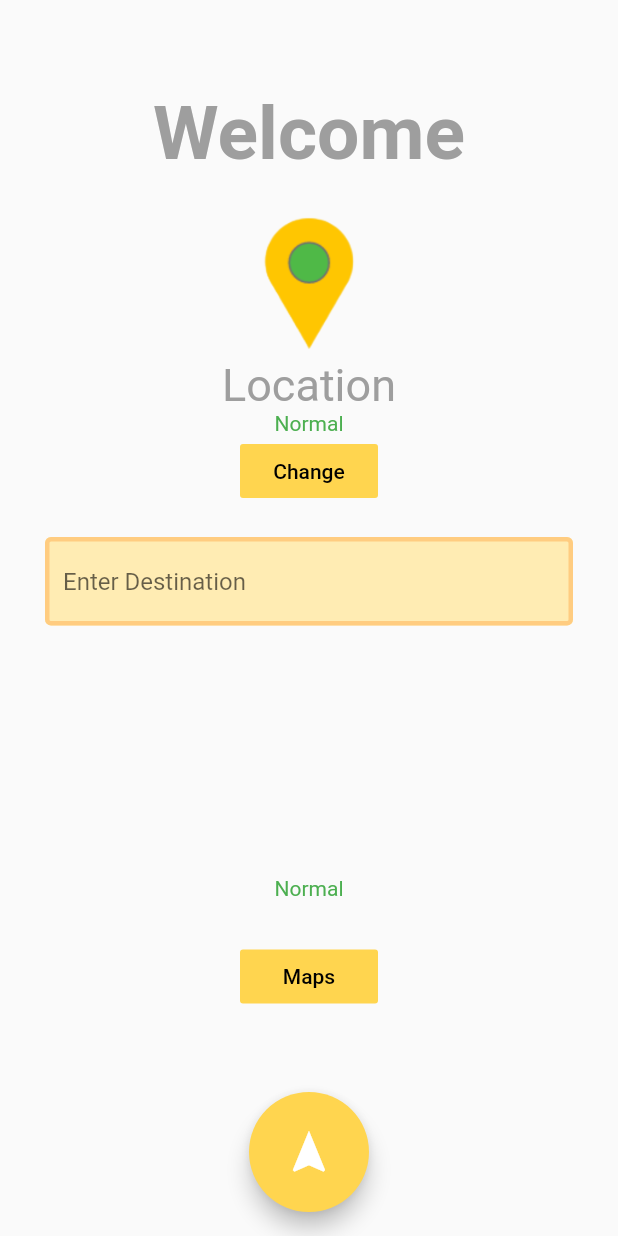
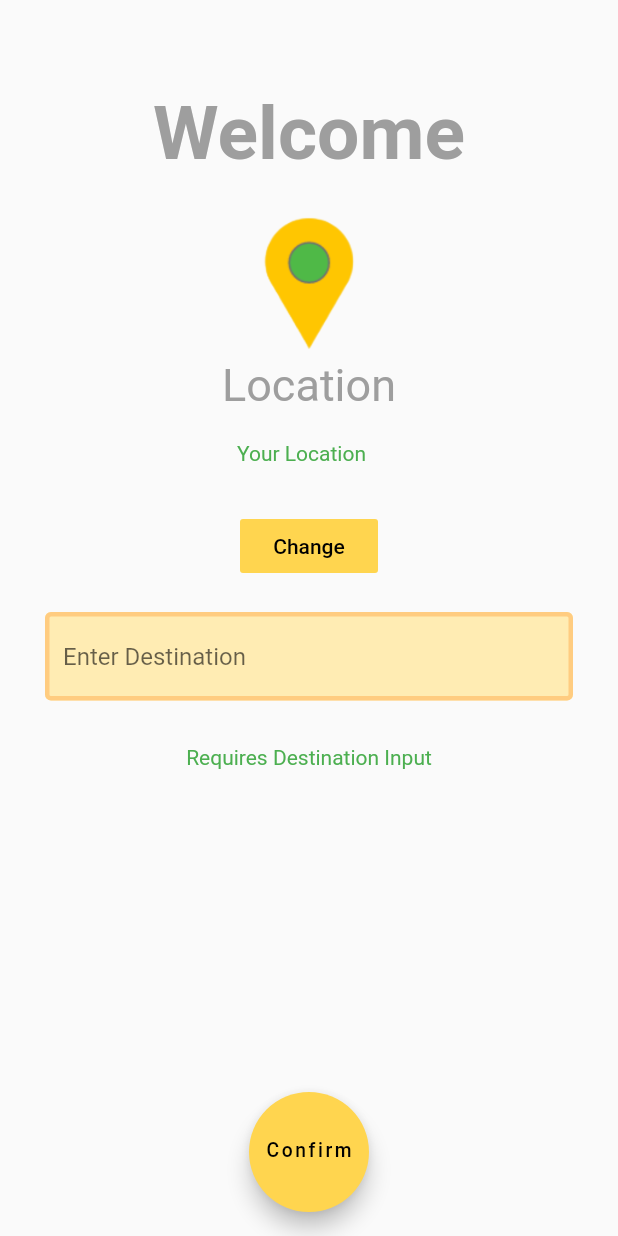
Before and after one commit to Thiru5/sg_rocket, a Flutter app: the screen it shows after launch, on a phone screen of 412 x 824 dp. Run offline on Flutter 3.47's test engine with Material 2 defaults, Android fonts, the phone set to English and light mode, and no system bars; our stand-ins replace geolocator, google_maps_flutter, location, rxdart; missing offline and left inert: geocoder, google_maps_webservice.

Commit message:
Main page update

```diff
--- a/lib/main.dart
+++ b/lib/main.dart
@@ -1,11 +1,13 @@
 import 'dart:async';
 import 'package:google_maps_webservice/places.dart';
+import 'package:location/location.dart' as loc;
 import 'package:sg_rocket/flutter_google_places.dart';
 import 'package:flutter/material.dart';
-import 'package:sg_rocket/maps.dart';
 import 'package:google_maps_flutter/google_maps_flutter.dart';
-import 'package:sg_rocket/location.dart';
 import 'package:sg_rocket/option_menu.dart';
+import 'package:sg_rocket/topbar.dart';
+import 'package:geolocator/geolocator.dart';
+import 'package:geocoder/geocoder.dart';
 
 const kGoogleApiKey = "AIzaSyC9sCa6TUJ0PGhkCd3RwOr_R3B850Qpe9I";
 
@@ -23,24 +25,93 @@ void main() {
 }
 
 class HomePage extends StatefulWidget {
+  LatLng location;
+  LatLng destination;
+  HomePage({Key key, @required this.destination, this.location})
+      : super(key: key);
   @override
-  _HomePageState createState() => _HomePageState();
+  _HomePageState createState() => _HomePageState(destination,location);
 }
 
 class _HomePageState extends State<HomePage> {
   Prediction predict;
+  LatLng destination;
+  LatLng location;
+  _HomePageState(this.destination,this.location);
+
+  bool loading = true;
+  loc.LocationData nowLocation;
+  static LatLng latLng;
+  static LatLng desLng;
+
+  static String destName;
+  static String startName;
+
 
   @override
   void initState() {
+    getLocation();
     super.initState();
+  }
+
+  getLocation() async {
+    Position position = await Geolocator()
+        .getCurrentPosition(desiredAccuracy: LocationAccuracy.best);
+    print(position);
+
+    setState(() {
+      latLng = LatLng(position.latitude, position.longitude);
+      if(location!=latLng && location!=null)
+        {
+          latLng = location;
+        }
+      if(destination != null){
+        desLng = LatLng(destination.latitude,destination.longitude);
+      }
+      else{
+        desLng = LatLng(0.00,0.00);
+      }
+      convertCoordinateToPlace();
+    });
+  }
+
+  convertCoordinateToPlace() async {
+    List<Address> placeName = await Geocoder.local.findAddressesFromCoordinates(Coordinates(latLng.latitude,latLng.longitude));
+    var startReply = placeName.first;
+
+    List<Address> endName = await Geocoder.local.findAddressesFromCoordinates(Coordinates(desLng.latitude,desLng.longitude));
+    var destReply = endName.first;
+
+    setState(() {
+      startName = "${startReply.addressLine}"; //startReply.name +' '+ startReply.subLocality +' '+ startReply.locality +' '+ startReply.administrativeArea +' '+ startReply.postalCode +' '+ startReply.country;
+      destName = "${destReply.addressLine}";//destReply.name  +' '+ destReply.subLocality +' '+ destReply.locality+' '+ destReply.administrativeArea +' '+ destReply.postalCode +' '+ destReply.country;
+    });
+
   }
 
   @override
   Widget build(BuildContext context) {
-    LatLng finalDest;
-    LatLng startLoc;
-    String startStr = 'Normal';
-    String destStr = 'Normal';
+
+    String checkForStartNameNull() {
+      if(startName != null){
+        return startName;
+      }
+      else{
+        return 'Your Location';
+      }
+    }
+
+    String checkForDestNameNull() {
+      if(destName != null){
+        return destName;
+      }
+      else{
+        return 'Requires Destination Input';
+      }
+    }
+
+    String startStr = checkForStartNameNull();
+    String destStr = checkForDestNameNull();
 
     return new Scaffold(
       body: ListView(
@@ -73,7 +144,10 @@ class _HomePageState extends State<HomePage> {
           Align(
             alignment: Alignment.center,
             child: Container(
-              child: Text(startStr, style: TextStyle(color: Colors.green)),
+              padding: EdgeInsets.fromLTRB(20, 20, 30, 30),
+              child: Text(startStr,
+                  style: TextStyle(color: Colors.green),
+              textAlign: TextAlign.center,),
             ),
           ),
           Container(
@@ -88,8 +162,13 @@ class _HomePageState extends State<HomePage> {
                 PlacesDetailsResponse response =
                     await _places.getDetailsByPlaceId(p.placeId);
                 var location = response.result.geometry.location;
-                var latLng = LatLng(location.lat, location.lng);
-                startLoc = latLng;
+                Navigator.push(context,
+                MaterialPageRoute(
+                  builder:(context) => HomePage(
+                    location: LatLng(location.lat, location.lng),
+                    destination: desLng,
+                  )
+                ));
               },
               child: Text(
                 'Change',
@@ -112,15 +191,13 @@ class _HomePageState extends State<HomePage> {
                 PlacesDetailsResponse response =
                     await _places.getDetailsByPlaceId(p.placeId);
                 var location = response.result.geometry.location;
-                var latLng = LatLng(location.lat, location.lng);
-                finalDest = latLng;
                 Navigator.push(
                     context,
                     MaterialPageRoute(
-                        builder: (context) => MapsRoute(
-                          destination: finalDest,
-                          location: startLoc,
-                        )));
+                        builder: (context) => HomePage(
+                              destination: LatLng(location.lat, location.lng),
+                              location: latLng,
+                            )));
               },
               decoration: new InputDecoration(
                 fillColor: Colors.amber[100],
@@ -135,62 +212,73 @@ class _HomePageState extends State<HomePage> {
               ),
             ),
             padding: EdgeInsets.only(
-                left: 30.0, right: 30.0, top: 20.0, bottom: 140.0),
+                left: 30.0, right: 30.0, top: 20.0, bottom: 30.0),
           ),
-          Container(
+          Align(
             alignment: Alignment.center,
-            child: Text(destStr, style: TextStyle(color: Colors.green)),
-              width: 70,
-              height: 70,
-              child: FlatButton(
-                onPressed: () {
-                  Navigator.push(
-                    context,
-                    MaterialPageRoute(builder: (context) => OptionMenu()),
-                  );
-                },
-                child: Text("Confirm"),
-                color: Colors.amber[300],
-                shape: CircleBorder(
-                    side: BorderSide(
-                        width: 2,
-                        color: Colors.amber[300],
-                        style: BorderStyle.solid)),
-              )),
-          Container(
-            padding: EdgeInsets.symmetric(horizontal: 160.0),
-            child: FlatButton(
-              onPressed: () {
-                Navigator.push(
-                  context,
-                  MaterialPageRoute(builder: (context) => MapsRoute())
-                );
-              },
-              child: Text(
-                'Maps',
-                style: TextStyle(
-                  color: Colors.black,
-                ),
-              ),
-              color: Colors.amber[300],
+            child: Container(
+              child: Text(destStr, style: TextStyle(color: Colors.green),
+                textAlign: TextAlign.center,),
             ),
           ),
         ],
       ),
-      floatingActionButton: Container(
+    floatingActionButton: Container(
         height: 80.0,
         width: 80.0,
         child: FittedBox(
           child: FloatingActionButton(
-            child: Icon(Icons.navigation),
+            child: Text("Confirm",
+            style: TextStyle(
+              color: Colors.black,
+              fontSize: 9.0,
+            )),
             backgroundColor: Colors.amber[300],
             onPressed: () {
+              Navigator.push(
+                context,
+                MaterialPageRoute(builder: (context) => OptionMenu(
+                  startLocation: latLng,
+                  destination: desLng,
+                  startLocationName: startStr,
+                  destinationName: destStr,
+                )),
 
+              );
+              Navigator.push(
+                  context,
+                  MaterialPageRoute(builder: (context) => TopBar(
+                startLocation: latLng,
+                destination: desLng,
+                startLocationName: startStr,
+                destinationName: destStr,
+              )),
+              );
             },
           ),
         ),
       ),
       floatingActionButtonLocation: FloatingActionButtonLocation.centerFloat,
+//      floatingActionButton: Container(
+//        height: 80.0,
+//        width: 80.0,
+//        child: FittedBox(
+//          child: FloatingActionButton(
+//            child: Icon(Icons.navigation),
+//            backgroundColor: Colors.amber[300],
+//            onPressed: () {
+//              Navigator.push(
+//                  context,
+//                  MaterialPageRoute(
+//                      builder: (context) => MapsRoute(
+//                            destination: finalDest,
+//                            location: latLng,
+//                          )));
+//            },
+//          ),
+//        ),
+//      ),
+//      floatingActionButtonLocation: FloatingActionButtonLocation.centerFloat,
     );
   }
 
--- a/lib/maps.dart
+++ b/lib/maps.dart
@@ -4,10 +4,6 @@ import 'package:google_maps_flutter/google_maps_flutter.dart';
 
 import 'package:location/location.dart' as loc;
 import 'package:sg_rocket/map_req.dart';
-
-
-const LatLng SOURCE_LOCATION = LatLng(1.385110, 103.745003);
-const LatLng DEST_LOCATION = LatLng(1.2966, 103.7764);
 
 const kGoogleApiKey = "AIzaSyC9sCa6TUJ0PGhkCd3RwOr_R3B850Qpe9I";
 
--- a/lib/option_menu.dart
+++ b/lib/option_menu.dart
@@ -2,17 +2,43 @@ import 'package:flutter/material.dart';
 import 'package:sg_rocket/map_nav.dart';
 import 'package:sg_rocket/transport_mode.dart';
 import 'package:sg_rocket/topbar.dart';
+import 'package:google_maps_flutter/google_maps_flutter.dart';
 
 int buttonPressed;
 
 class OptionMenu extends StatefulWidget {
+  LatLng startLocation;
+  LatLng destination;
+  String startLocationName;
+  String destinationName;
+  OptionMenu({Key key, @required this.destination,this.startLocation,this.startLocationName,this.destinationName}) : super(key: key);
   @override
-  _OptionMenuState createState() => _OptionMenuState();
+  @override
+  _OptionMenuState createState() => _OptionMenuState(startLocation,destination,startLocationName,destinationName);
 }
 
 class _OptionMenuState extends State<OptionMenu> {
+  LatLng destination;
+  LatLng startLocation;
+  String startLocationName;
+  String destinationName;
+  _OptionMenuState(this.destination,this.startLocation,this.startLocationName,this.destinationName);
+
   @override
   Widget build(BuildContext context) {
+
+
+    if(startLocationName == null)
+      {
+        startLocationName = 'Proceed Back to Select';
+      }
+
+    if(destinationName == null)
+    {
+      destinationName = 'Proceed Back to Select';
+    }
+
+
     return MaterialApp(
         title: 'Option Menu',
         home: Scaffold(
```
Also changed, not shown: lib/topbar.dart (+23 -2 lines), pubspec.lock.
